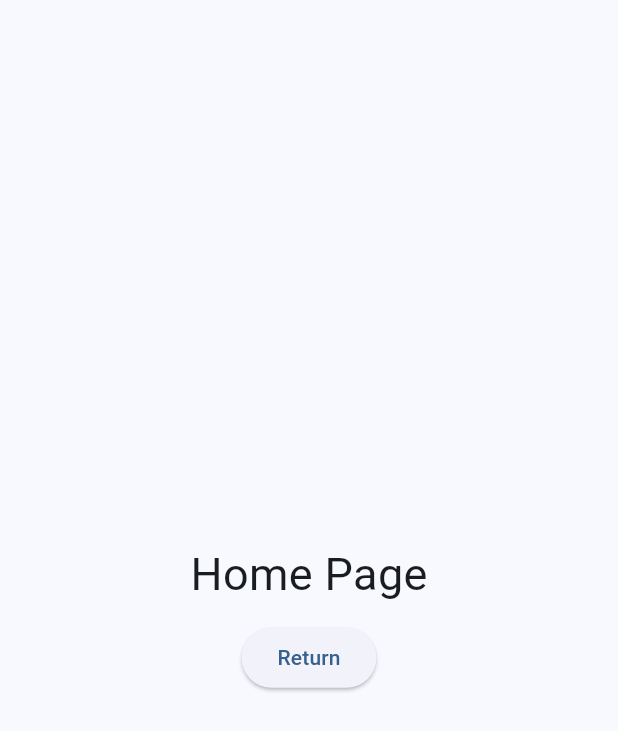
After one commit to Pumpkin888666/DiaryApp, a Flutter app: the Home screen opened by its route, on a phone screen of 412 x 824 dp. The commit adds this screen. Shown: the top 731 px of the screen. Run offline on Flutter 3.47's test engine with Material 3 defaults, Android fonts, the phone set to English and light mode, and no system bars; our stand-ins replace shared_preferences; missing offline and left inert: window_manager; accounts and stored records are empty; network calls fail.

Commit message:
添加一个Home界面 修改订正其余文件

```diff
--- a/lib/main.dart
+++ b/lib/main.dart
@@ -2,8 +2,9 @@ import 'package:flutter/material.dart';
 import 'package:window_manager/window_manager.dart';
 import 'package:diaryapp/pages/load.dart';
 import 'package:diaryapp/pages/login.dart';
+import 'package:diaryapp/pages/Home.dart';
 import 'package:provider/provider.dart';
-import 'models/app_ini.dart';
+import 'package:diaryapp/models/app_ini.dart';
 
 void main(List<String> args) async {
   WidgetsFlutterBinding.ensureInitialized();
@@ -45,6 +46,7 @@ class App extends StatelessWidget {
       routes: {
         '/': (context) => const Load(),
         '/login': (context) => const Login(),
+        '/home': (context) => const Home(),
       },
     );
   }
--- /dev/null
+++ b/lib/pages/Home.dart
@@ -0,0 +1,28 @@
+import 'package:flutter/material.dart';
+
+class Home extends StatefulWidget{
+  const Home({super.key});
+
+  @override
+  State<Home> createState() => _HomeState();
+}
+
+class _HomeState extends State<Home> {
+  @override
+  Widget build(BuildContext context) {
+    return Scaffold(
+      body: Center(
+        child: Column(
+          mainAxisAlignment: MainAxisAlignment.center,
+          children: [
+            const Text('Home Page',style: TextStyle(fontSize: 30),),
+            const SizedBox(height: 10,),
+            ElevatedButton(onPressed: (){
+              Navigator.pushNamed(context, '/login');
+            }, child: const Text('Return')),
+          ],
+        ),
+      ),
+    );
+  }
+}
--- a/lib/pages/login.dart
+++ b/lib/pages/login.dart
@@ -66,6 +66,7 @@ class _LoginState extends State<Login> {
                 foregroundColor: Colors.white, // 字体颜色
               );
             });
+            Navigator.pushNamed(context, '/home');
             break;
           case -2001:
             setState(() {
@@ -198,7 +199,9 @@ class _LoginState extends State<Login> {
                                     mainAxisAlignment: MainAxisAlignment.center,
                                     children: [
                                       ElevatedButton.icon(
-                                        onPressed: () {},
+                                        onPressed: () {
+                                          Navigator.pushNamed(context, '/home');
+                                        },
                                         icon: const Icon(Icons.east),
                                         label: const Text('直接登录'),
                                         style: ElevatedButton.styleFrom(
```
